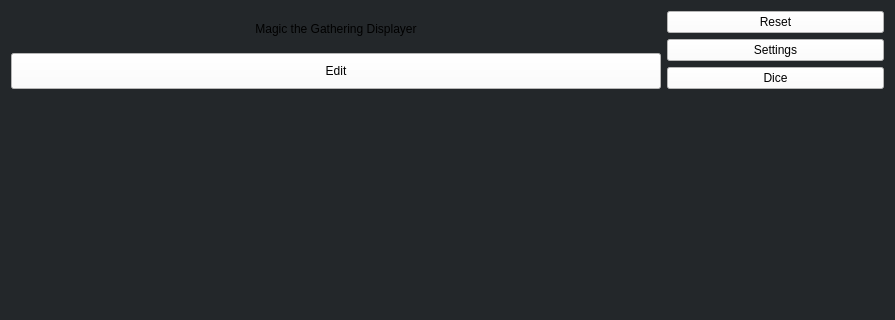
Qt form MagicUi/screen.ui (GoldschmidtMarko/MagicUi) before a commit; both pictures show x 0 to 895 and y 0 to 320 of the 895 by 569 pixel window.
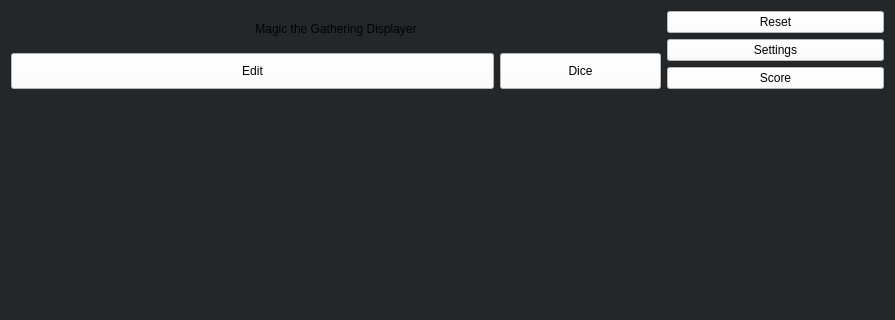
The same form after that commit.

The edit to the form file:
```diff
--- a/MagicUi/screen.ui
+++ b/MagicUi/screen.ui
@@ -38,6 +38,8 @@
         </widget>
        </item>
        <item>
+        <layout class="QHBoxLayout" name="horizontalLayout_3" stretch="3,1">
+         <item>
         <widget class="QPushButton" name="buttonEdit">
          <property name="sizePolicy">
           <sizepolicy hsizetype="Preferred" vsizetype="Preferred">
@@ -53,6 +55,24 @@
          </property>
         </widget>
        </item>
+         <item>
+          <widget class="QPushButton" name="buttonDice">
+           <property name="sizePolicy">
+            <sizepolicy hsizetype="Preferred" vsizetype="Preferred">
+             <horstretch>0</horstretch>
+             <verstretch>0</verstretch>
+            </sizepolicy>
+           </property>
+           <property name="styleSheet">
+            <string notr="true">background-color:White;</string>
+           </property>
+           <property name="text">
+            <string>Dice</string>
+           </property>
+          </widget>
+         </item>
+        </layout>
+       </item>
       </layout>
      </item>
      <item>
@@ -90,9 +110,7 @@
         </widget>
        </item>
        <item>
-        <layout class="QHBoxLayout" name="horizontalLayout_2" stretch="3">
-         <item>
-          <widget class="QPushButton" name="buttonDice">
+        <widget class="QPushButton" name="buttonScore">
            <property name="sizePolicy">
             <sizepolicy hsizetype="Preferred" vsizetype="Preferred">
              <horstretch>0</horstretch>
@@ -103,11 +121,9 @@
             <string notr="true">background-color:White;</string>
            </property>
            <property name="text">
-            <string>Dice</string>
-           </property>
-          </widget>
-         </item>
-        </layout>
+          <string>Score</string>
+         </property>
+        </widget>
        </item>
       </layout>
      </item>
```
Lines whose indentation alone changed are shown as unchanged.
